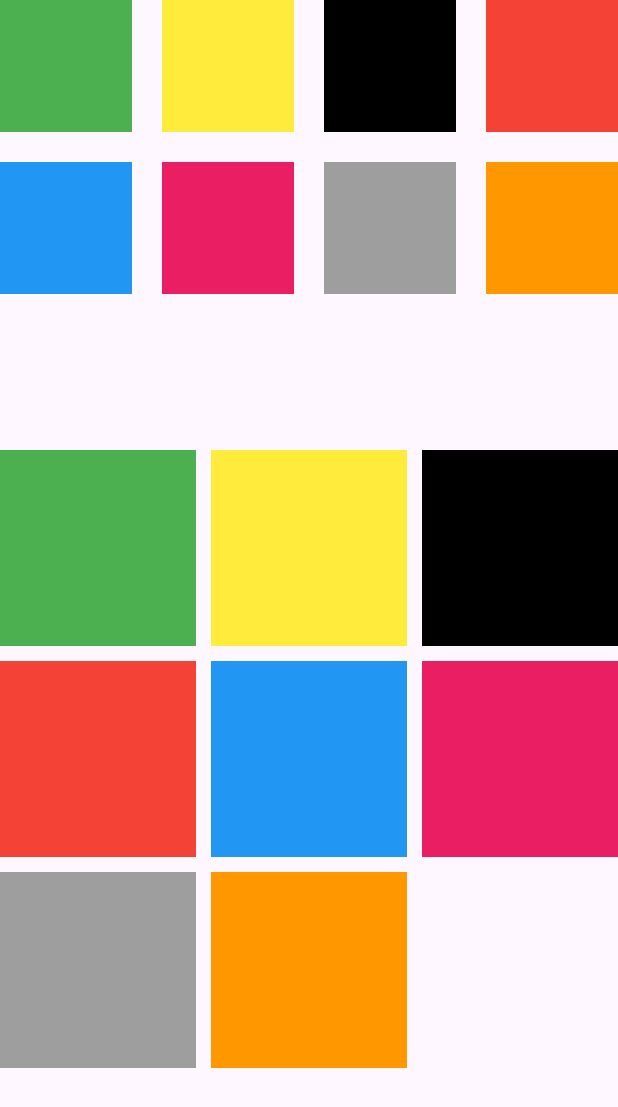
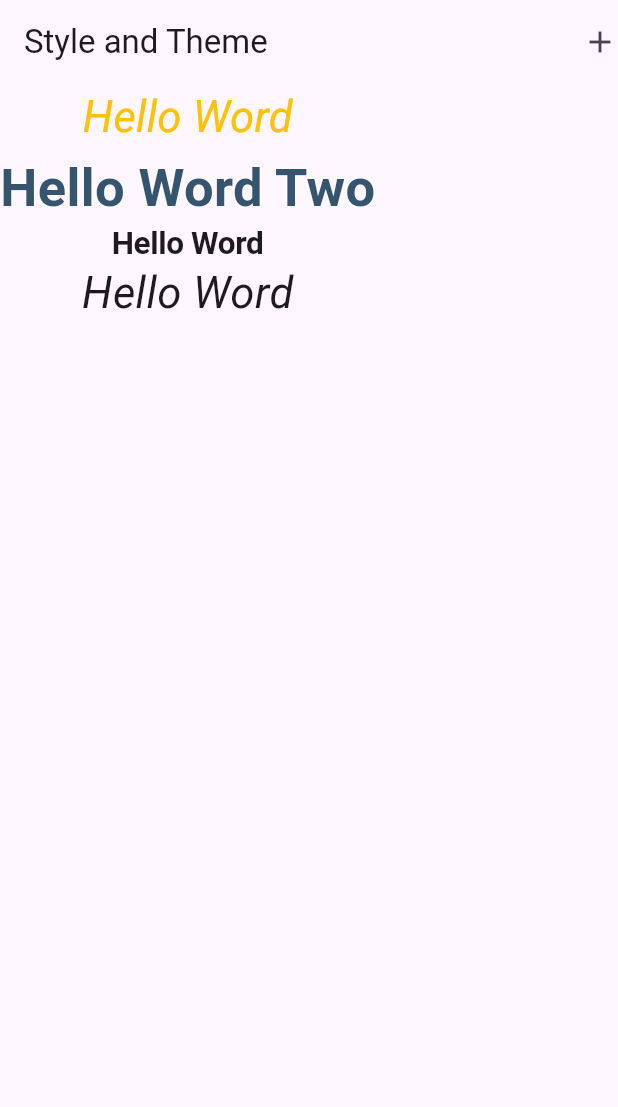
Before and after one commit to BhautikPatel7/StateManagment_flutter, a Flutter app: the screen it shows after launch, on a phone screen of 412 x 824 dp. Shown: the top 1107 px of the screen. Run offline on Flutter 3.47's test engine with Material 3 defaults, Android fonts, the light colour scheme and no system bars; our stand-ins replace sleek_circular_slider.

Commit message:
Style And Theme

```diff
--- a/lib/main.dart
+++ b/lib/main.dart
@@ -10,6 +10,7 @@ import 'package:widget_pratice/login.dart';
 import 'package:widget_pratice/second.dart';
 import 'package:widget_pratice/seven.dart';
 import 'package:widget_pratice/Flutter_Cart_Assignment.dart';
+import 'package:widget_pratice/styleandtheme.dart';
 import 'package:widget_pratice/third.dart';
 import 'package:widget_pratice/ui_login.dart';
 import 'package:widget_pratice/validation.dart';
@@ -24,14 +25,20 @@ Widget build(BuildContext context) {
 	return MaterialApp(
 	// Define the app's theme
 	theme: ThemeData(
-		primarySwatch: Colors.green, // Set the app's primary theme color
+		primarySwatch:  Colors.amber, // Set the app's primary theme color
+
+    textTheme: TextTheme(
+      headline1: TextStyle(fontSize: 21,fontWeight: FontWeight.bold),
+      subtitle1: TextStyle(fontSize: 29,fontWeight: FontWeight.normal,fontStyle: FontStyle.italic),
+    )
 	),
 	debugShowCheckedModeBanner: false, // Remove debug banner
 	// home: SimpleCalc()
   // home: SignUpScreen(),
   // home: TextfieldsGetting (),
   // home: CounterStatefulclass(),
-  home: GridExample(),
+  // home: GridExample(),
+  home: StyleandTheme(),
 
   );
   // home: MyApphy(),
--- /dev/null
+++ b/lib/styleandtheme.dart
@@ -0,0 +1,40 @@
+import 'package:flutter/material.dart';
+import 'package:widget_pratice/ui_helper/uiDesign.dart';
+
+class StyleandTheme extends StatelessWidget {
+  @override
+  Widget build(BuildContext context) {
+    return Scaffold(
+      appBar: AppBar(
+        title: Text('Style and Theme'),
+        actions: [Icon(Icons.add)],
+      ),
+      body: Column(
+        children: [
+          Text(
+            'Hello Word',
+            style: Theme.of(context)
+                .textTheme
+                .subtitle1!
+                .copyWith(color: Colors.amber),
+          ),
+          Text(
+            'Hello Word Two',
+            style: myStyle35(TextColor: Color.fromARGB(255, 53, 85, 111),weight: FontWeight.bold),
+          ),
+          Text(
+            'Hello Word',
+            style: Theme.of(context).textTheme.headline1,
+          ),
+          Text(
+            'Hello Word',
+            style: TextStyle(
+                fontSize: 29,
+                fontWeight: FontWeight.normal,
+                fontStyle: FontStyle.italic),
+          ),
+        ],
+      ),
+    );
+  }
+}
--- /dev/null
+++ b/lib/ui_helper/uiDesign.dart
@@ -0,0 +1,12 @@
+import 'package:flutter/material.dart';
+
+TextStyle myStyle35({
+  Color TextColor = Colors.black,
+  FontWeight weight = FontWeight.normal
+}){
+  return TextStyle(
+    fontSize: 35,
+    color: TextColor,
+    fontWeight: weight
+  );
+}
```
